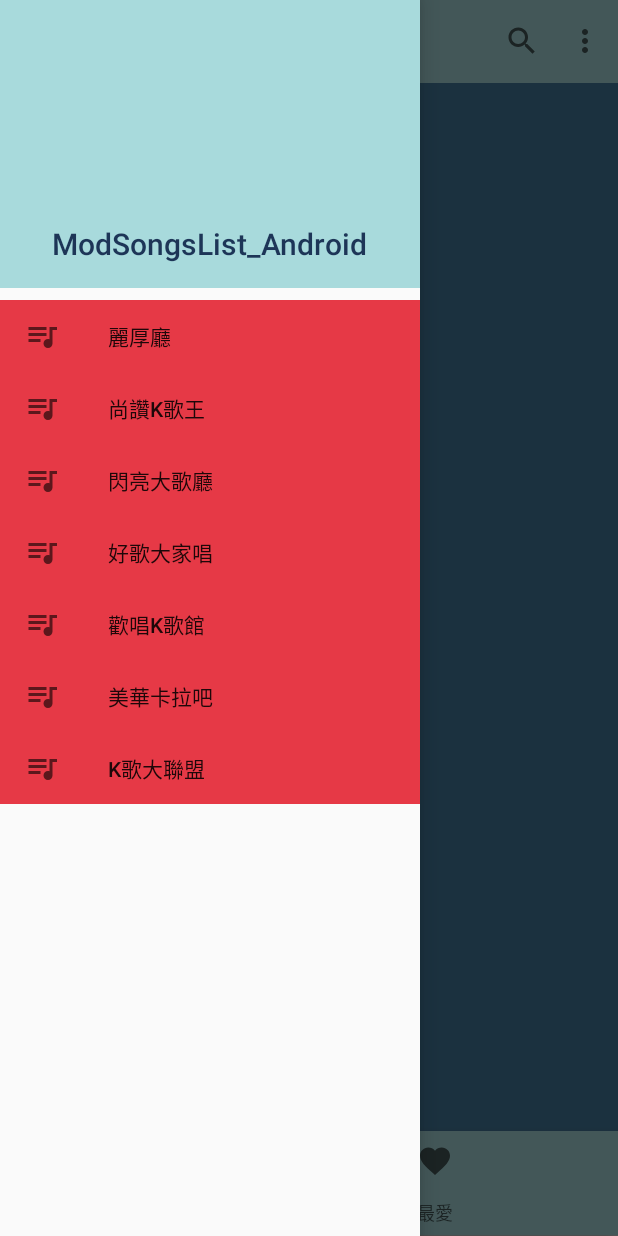
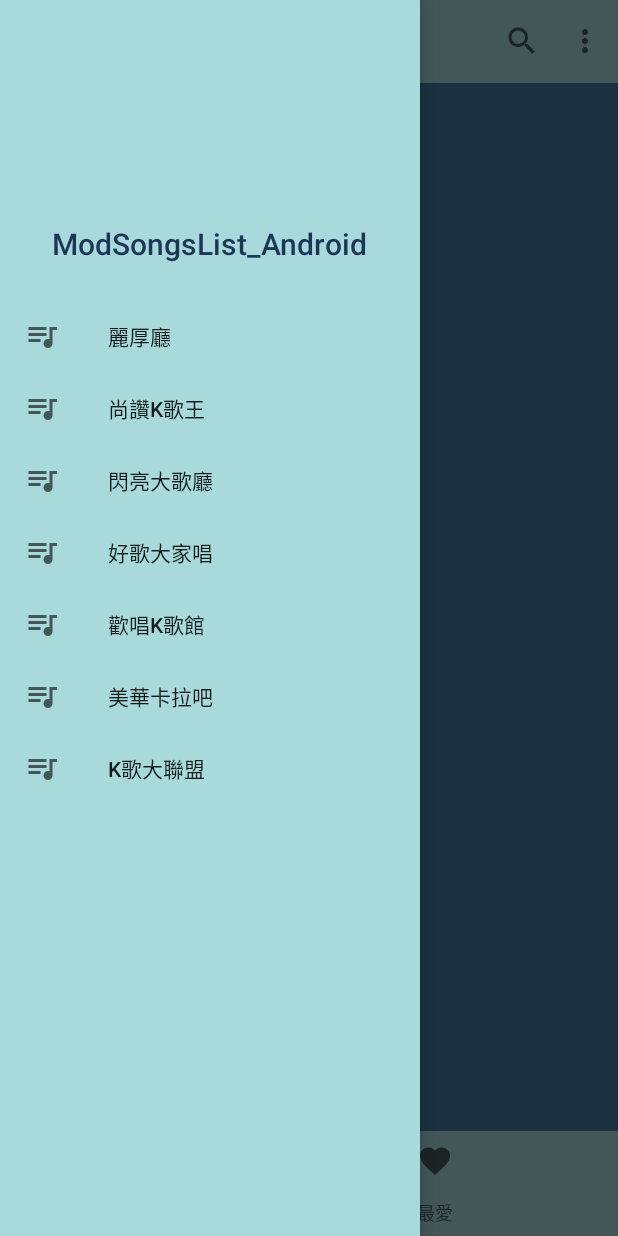
Before and after one commit to FisherTai/ModSongsList_Android, an Android app: the screen it shows after launch (MainActivity), with the side drawer open, on a phone screen of 412 x 824 dp. Run offline under Robolectric (Android 15) with nearby library versions, the phone set to English and light mode, and no system bars; our stand-ins replace Room's generated code; libraries missing offline, so code that uses them is left out: com.orhanobut.logger; 4 statements that could not run were skipped.

Commit message:
重寫國台語分類、修改UI

```diff
--- a/app/src/main/java/com/example/modsongslist_android/songs_list/SongAdapter.java
+++ b/app/src/main/java/com/example/modsongslist_android/songs_list/SongAdapter.java
@@ -19,12 +19,11 @@ import java.util.List;
 public class SongAdapter extends RecyclerView.Adapter<SongAdapter.SongViewholder> {
     private static final String TAG = "SongAdapter";
     private List<Song> injectionSongList;
-    private final int allSongPage = R.id.item_allSong;
-    private final int favoritePage = R.id.item_favorite;
     private int current = 0;
 
-    public SongAdapter(List<Song> songList) {
+    public SongAdapter(List<Song> songList, int current) {
         this.injectionSongList = songList;
+        this.current = current;
     }
 
     public void setSongList(List<Song> songList, int current) {
@@ -67,7 +66,7 @@ public class SongAdapter extends RecyclerView.Adapter<SongAdapter.SongViewholder
             }
             notifyItemChanged(position);
 
-            if (current == favoritePage) {
+            if (current == SongListFragment.CLASS_FAVORITE) {
                 //這裡傳入List的remove直接將物件傳入，省的處理position的邏輯
                 injectionSongList.remove(song);
                 Log.d(TAG, "remove self list position:" + position);
@@ -80,7 +79,7 @@ public class SongAdapter extends RecyclerView.Adapter<SongAdapter.SongViewholder
 
         if (!song.isFavorite()) {
             holder.addSong.setImageResource(R.drawable.ic_favorite_border_black_24dp);
-        } else if (current == favoritePage) {
+        } else if (current == SongListFragment.CLASS_FAVORITE) {
             holder.addSong.setImageResource(R.drawable.ic_close_black_24dp);
         } else {
             holder.addSong.setImageResource(R.drawable.ic_favorite_black_24dp);
--- a/app/src/main/res/drawable/selector_nav_view.xml
+++ b/app/src/main/res/drawable/selector_nav_view.xml
@@ -1,18 +1,6 @@
-<?xml version="1.0" encoding="utf-8"?>
+
 <selector xmlns:android="http://schemas.android.com/apk/res/android">
-
-    <!-- 預設時的背景圖片-->
-    <item android:drawable="@color/ed1" />
-    <!-- 沒有焦點時的背景圖片 -->
-    <item android:state_window_focused="false"
-        android:drawable="@color/ed2" />
-    <!-- 非觸控模式下獲得焦點並單擊時的背景圖片 -->
-    <item android:state_focused="true" android:state_pressed="true"   android:drawable= "@color/ed3" />
-    <!-- 觸控模式下單擊時的背景圖片-->
-    <item android:state_focused="false" android:state_pressed="true"   android:drawable="@color/ed4" />
-    <!--選中時的圖片背景-->
-    <item android:state_selected="true"   android:drawable="@color/ed5" />
-    <!--獲得焦點時的圖片背景-->
-    <item android:state_focused="true"   android:drawable="@color/colorPrimaryDark" />
-
+    <item android:color="?attr/colorPrimary" android:state_checked="true"/>
+    <item android:alpha="0.38" android:color="?attr/colorOnSurface" android:state_enabled="false"/>
+    <item android:color="?attr/colorOnSurface"/>
 </selector>
--- a/app/src/main/res/layout/activity_main.xml
+++ b/app/src/main/res/layout/activity_main.xml
@@ -25,6 +25,7 @@
                 android:layout_weight="0.08"
                 android:minHeight="?attr/actionBarSize"
                 android:theme="@style/TopAndBottom"
+                app:title="麗厚聽"
                 app:menu="@menu/tootbar_menu"
                 app:popupTheme="@style/ThemeOverlay.AppCompat.Light" />
 
@@ -60,9 +61,8 @@
         android:layout_gravity="start"
         android:fitsSystemWindows="true"
         app:headerLayout="@layout/nav_header"
-        app:menu="@menu/drawer_menu"
-        app:itemBackground="@drawable/selector_nav_view"
-        />
+        android:background="@color/ed3"
+        app:menu="@menu/drawer_menu" />
 
 
 </androidx.drawerlayout.widget.DrawerLayout>
```
Also changed, not shown: app/src/main/java/com/example/modsongslist_android/MainActivity.java (+13 -7 lines), app/src/main/java/com/example/modsongslist_android/model/SongPageEnum.java (added, +25 -0 lines), app/src/main/java/com/example/modsongslist_android/songs_list/SongListFragment.java (+45 -17 lines), app/src/main/res/layout/item_song.xml (+12 -12 lines).
